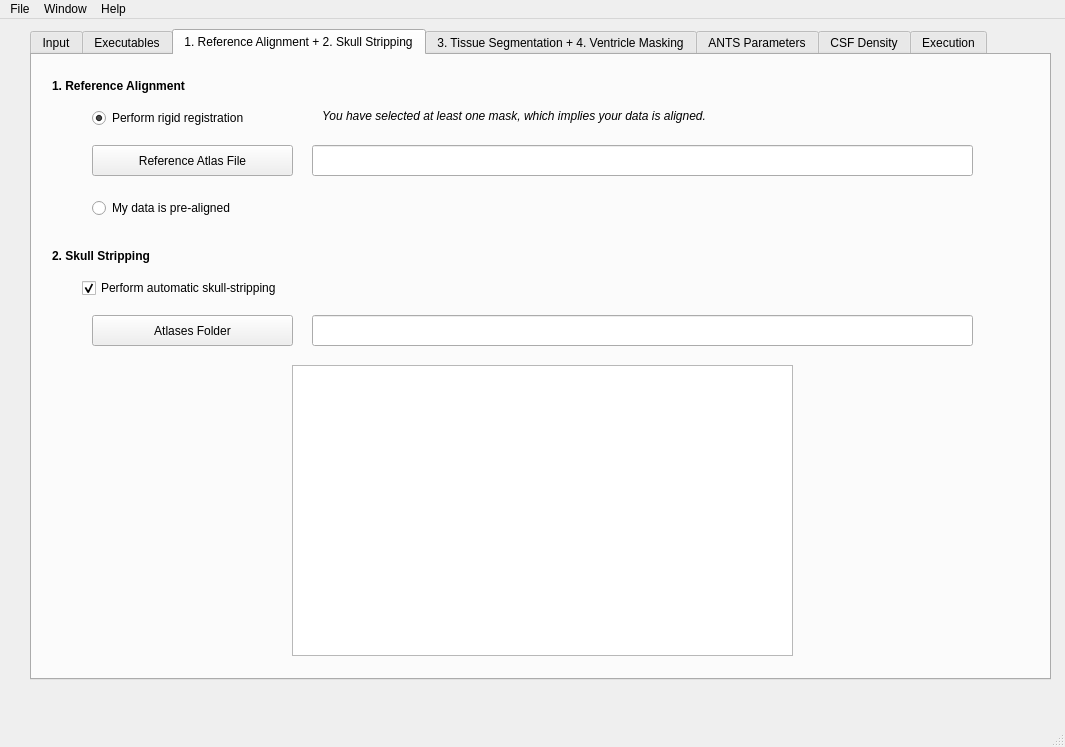
Old version of the form src/app/csfwindow.ui in the repository NIRALUser/auto_EACSF.
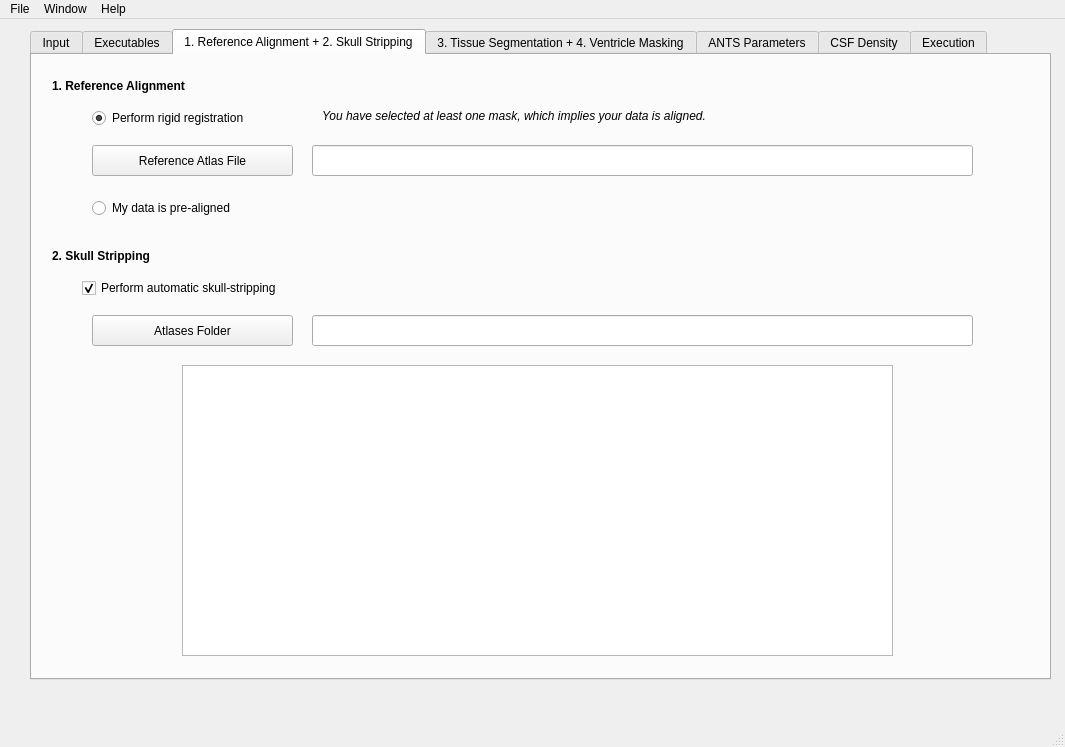
New version of the form. The open tabs and pages were chosen to show the change.

Commit message: ENH: Improved skullstripping atlas detection : disabled atlas using T2 if no T2 provided

What changed in the file:
```diff
--- a/src/app/csfwindow.ui
+++ b/src/app/csfwindow.ui
@@ -519,9 +519,9 @@
      <widget class="QListWidget" name="listWidget_SSAtlases">
       <property name="geometry">
        <rect>
-        <x>260</x>
+        <x>150</x>
         <y>310</y>
-        <width>501</width>
+        <width>711</width>
         <height>291</height>
        </rect>
       </property>
```
Left out of the diff: 2 changed lines with no effect on the pictures. The commit also changes 2 other files.
